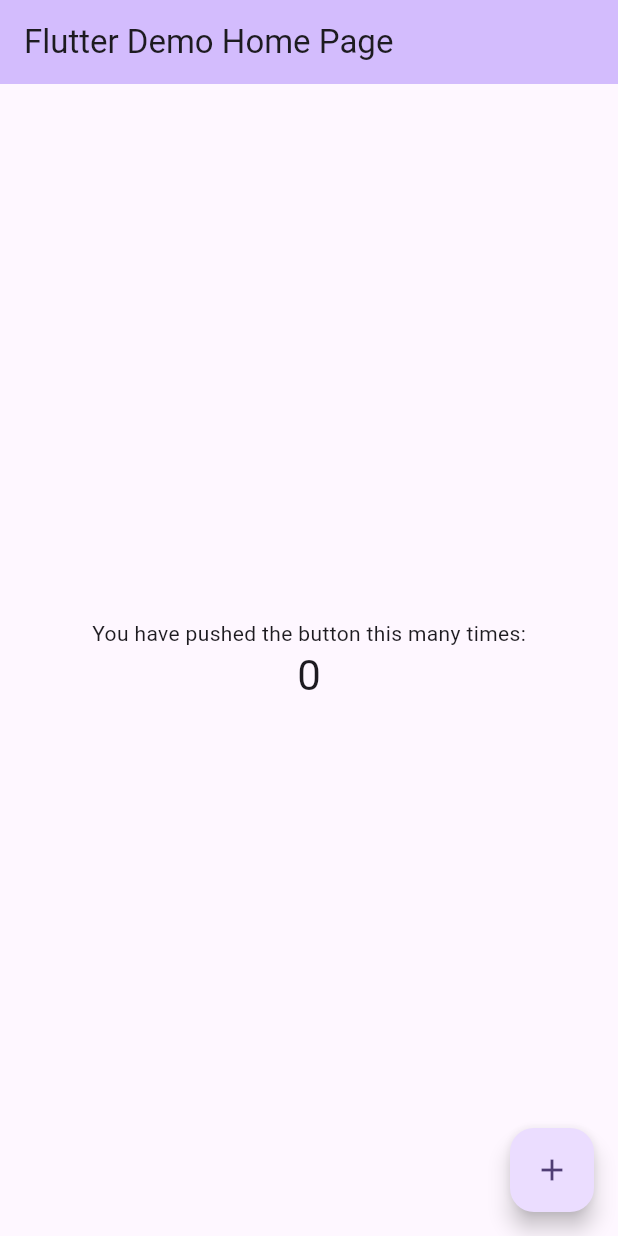
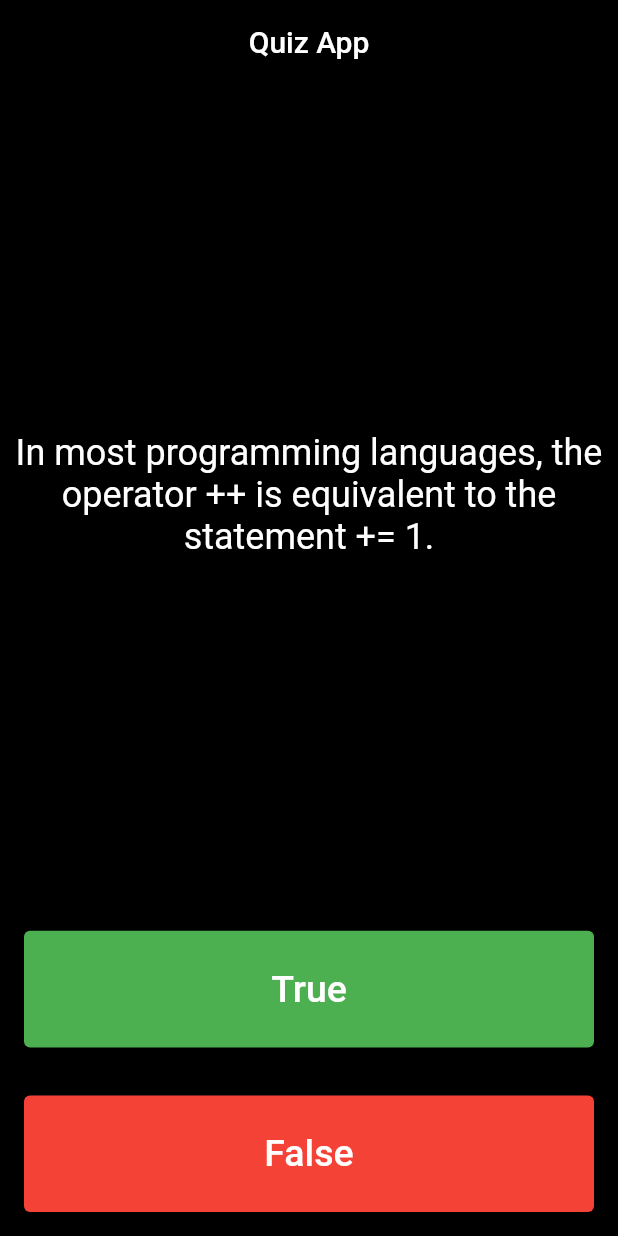
Before and after one commit to OmarNunezG/desarrollo-mobile, a Flutter app: the screen it shows after launch, on a phone screen of 412 x 824 dp. Run offline on Flutter 3.47's test engine with Material 2 defaults, Android fonts, the phone set to English and light mode, and no system bars; our stand-ins replace google_fonts; generated files the repository leaves out were written again.

Commit message:
Added quiz brain

```diff
--- a/lab_3/lib/main.dart
+++ b/lab_3/lib/main.dart
@@ -1,125 +1,16 @@
 import 'package:flutter/material.dart';
+import 'package:lab_3/quiz_page.dart';
 
-void main() {
-  runApp(const MyApp());
-}
+void main() => runApp(const MyApp());
 
 class MyApp extends StatelessWidget {
   const MyApp({super.key});
 
-  // This widget is the root of your application.
   @override
   Widget build(BuildContext context) {
-    return MaterialApp(
-      title: 'Flutter Demo',
-      theme: ThemeData(
-        // This is the theme of your application.
-        //
-        // TRY THIS: Try running your application with "flutter run". You'll see
-        // the application has a blue toolbar. Then, without quitting the app,
-        // try changing the seedColor in the colorScheme below to Colors.green
-        // and then invoke "hot reload" (save your changes or press the "hot
-        // reload" button in a Flutter-supported IDE, or press "r" if you used
-        // the command line to start the app).
-        //
-        // Notice that the counter didn't reset back to zero; the application
-        // state is not lost during the reload. To reset the state, use hot
-        // restart instead.
-        //
-        // This works for code too, not just values: Most code changes can be
-        // tested with just a hot reload.
-        colorScheme: ColorScheme.fromSeed(seedColor: Colors.deepPurple),
-        useMaterial3: true,
-      ),
-      home: const MyHomePage(title: 'Flutter Demo Home Page'),
+    return const MaterialApp(
+      title: 'Material App',
+      home: QuizPage(),
     );
   }
 }
-
-class MyHomePage extends StatefulWidget {
-  const MyHomePage({super.key, required this.title});
-
-  // This widget is the home page of your application. It is stateful, meaning
-  // that it has a State object (defined below) that contains fields that affect
-  // how it looks.
-
-  // This class is the configuration for the state. It holds the values (in this
-  // case the title) provided by the parent (in this case the App widget) and
-  // used by the build method of the State. Fields in a Widget subclass are
-  // always marked "final".
-
-  final String title;
-
-  @override
-  State<MyHomePage> createState() => _MyHomePageState();
-}
-
-class _MyHomePageState extends State<MyHomePage> {
-  int _counter = 0;
-
-  void _incrementCounter() {
-    setState(() {
-      // This call to setState tells the Flutter framework that something has
-      // changed in this State, which causes it to rerun the build method below
-      // so that the display can reflect the updated values. If we changed
-      // _counter without calling setState(), then the build method would not be
-      // called again, and so nothing would appear to happen.
-      _counter++;
-    });
-  }
-
-  @override
-  Widget build(BuildContext context) {
-    // This method is rerun every time setState is called, for instance as done
-    // by the _incrementCounter method above.
-    //
-    // The Flutter framework has been optimized to make rerunning build methods
-    // fast, so that you can just rebuild anything that needs updating rather
-    // than having to individually change instances of widgets.
-    return Scaffold(
-      appBar: AppBar(
-        // TRY THIS: Try changing the color here to a specific color (to
-        // Colors.amber, perhaps?) and trigger a hot reload to see the AppBar
-        // change color while the other colors stay the same.
-        backgroundColor: Theme.of(context).colorScheme.inversePrimary,
-        // Here we take the value from the MyHomePage object that was created by
-        // the App.build method, and use it to set our appbar title.
-        title: Text(widget.title),
-      ),
-      body: Center(
-        // Center is a layout widget. It takes a single child and positions it
-        // in the middle of the parent.
-        child: Column(
-          // Column is also a layout widget. It takes a list of children and
-          // arranges them vertically. By default, it sizes itself to fit its
-          // children horizontally, and tries to be as tall as its parent.
-          //
-          // Column has various properties to control how it sizes itself and
-          // how it positions its children. Here we use mainAxisAlignment to
-          // center the children vertically; the main axis here is the vertical
-          // axis because Columns are vertical (the cross axis would be
-          // horizontal).
-          //
-          // TRY THIS: Invoke "debug painting" (choose the "Toggle Debug Paint"
-          // action in the IDE, or press "p" in the console), to see the
-          // wireframe for each widget.
-          mainAxisAlignment: MainAxisAlignment.center,
-          children: <Widget>[
-            const Text(
-              'You have pushed the button this many times:',
-            ),
-            Text(
-              '$_counter',
-              style: Theme.of(context).textTheme.headlineMedium,
-            ),
-          ],
-        ),
-      ),
-      floatingActionButton: FloatingActionButton(
-        onPressed: _incrementCounter,
-        tooltip: 'Increment',
-        child: const Icon(Icons.add),
-      ), // This trailing comma makes auto-formatting nicer for build methods.
-    );
-  }
-}
--- /dev/null
+++ b/lab_3/lib/question.dart
@@ -0,0 +1,6 @@
+class Question {
+  String question;
+  bool answer;
+
+  Question(this.question, this.answer);
+}
--- /dev/null
+++ b/lab_3/lib/quiz_brain.dart
@@ -0,0 +1,39 @@
+import 'question.dart';
+
+class QuizBrain {
+  int _questionNumber = 0;
+
+  final List<Question> _questionList = [
+    Question('Linus Torvalds created Linux and Git.', true),
+    Question(
+        'The programming language "Python" is based off a modified version of "JavaScript".',
+        false),
+    Question('The logo for Snapchat is a Bell.', false),
+    Question('RAM stands for Random Access Memory.', true),
+    Question('HTML is a programming language.', false),
+    Question(
+        'In most programming languages, the operator ++ is equivalent to the statement += 1.',
+        true),
+    Question('The Windows 7 operating system has six main editions.', true),
+    Question(
+        'The Windows ME operating system was released in the year 2000.', true),
+    Question(
+        'The NVidia GTX 1080 gets its name because it can only render at a 1920x1080 screen resolution.',
+        false),
+    Question('Linux was first created as an alternative to Windows XP.', false),
+  ];
+
+  String get questionText => _questionList[_questionNumber].question;
+
+  bool get questionAnswer => _questionList[_questionNumber].answer;
+
+  QuizBrain() {
+    _questionList.shuffle();
+  }
+
+  void nextQuestion() {
+    if (_questionNumber < _questionList.length - 1) {
+      _questionNumber++;
+    }
+  }
+}
--- /dev/null
+++ b/lab_3/lib/quiz_page.dart
@@ -0,0 +1,110 @@
+import 'package:flutter/material.dart';
+
+import 'quiz_brain.dart';
+
+class QuizPage extends StatefulWidget {
+  const QuizPage({super.key});
+
+  @override
+  State<QuizPage> createState() => _QuizPageState();
+}
+
+class _QuizPageState extends State<QuizPage> {
+  final QuizBrain _quizBrain = QuizBrain();
+
+  final List<Widget> scoreKeeper = [];
+
+  void Function() checkAnswer(bool userAnswer) {
+    void wrapper() {
+      bool correctAnswer = _quizBrain.questionAnswer;
+
+      setState(() {
+        if (userAnswer == correctAnswer) {
+          scoreKeeper.add(const Icon(
+            Icons.check,
+            color: Colors.green,
+          ));
+        } else {
+          scoreKeeper.add(const Icon(
+            Icons.close,
+            color: Colors.red,
+          ));
+        }
+        _quizBrain.nextQuestion();
+      });
+    }
+
+    return wrapper;
+  }
+
+  @override
+  Widget build(BuildContext context) {
+    return Scaffold(
+      backgroundColor: Colors.black,
+      appBar: AppBar(
+        backgroundColor: Colors.black,
+        centerTitle: true,
+        title: const Text('Quiz App'),
+      ),
+      body: Column(
+        mainAxisAlignment: MainAxisAlignment.center,
+        crossAxisAlignment: CrossAxisAlignment.stretch,
+        children: [
+          Expanded(
+            flex: 5,
+            child: Center(
+              child: Text(
+                _quizBrain.questionText,
+                textAlign: TextAlign.center,
+                style: const TextStyle(
+                  color: Colors.white,
+                  fontSize: 24,
+                ),
+              ),
+            ),
+          ),
+          Expanded(
+            child: Padding(
+              padding: const EdgeInsets.all(16),
+              child: TextButton(
+                onPressed: checkAnswer(true),
+                style: TextButton.styleFrom(
+                  backgroundColor: Colors.green,
+                ),
+                child: const Text(
+                  'True',
+                  style: TextStyle(
+                    color: Colors.white,
+                    fontSize: 25,
+                  ),
+                ),
+              ),
+            ),
+          ),
+          Expanded(
+            child: Padding(
+              padding: const EdgeInsets.all(16),
+              child: TextButton(
+                onPressed: checkAnswer(false),
+                style: TextButton.styleFrom(
+                  backgroundColor: Colors.red,
+                ),
+                child: const Text(
+                  'False',
+                  style: TextStyle(
+                    color: Colors.white,
+                    fontSize: 25,
+                  ),
+                ),
+              ),
+            ),
+          ),
+          Row(
+            mainAxisAlignment: MainAxisAlignment.center,
+            children: scoreKeeper,
+          ),
+        ],
+      ),
+    );
+  }
+}
```
Also changed, not shown: 2 other files.
